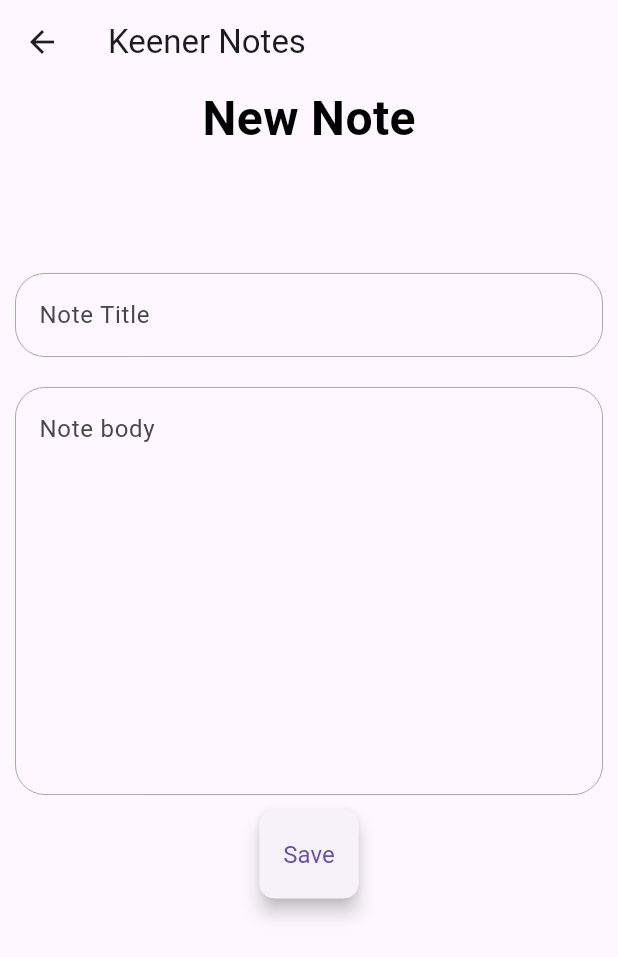
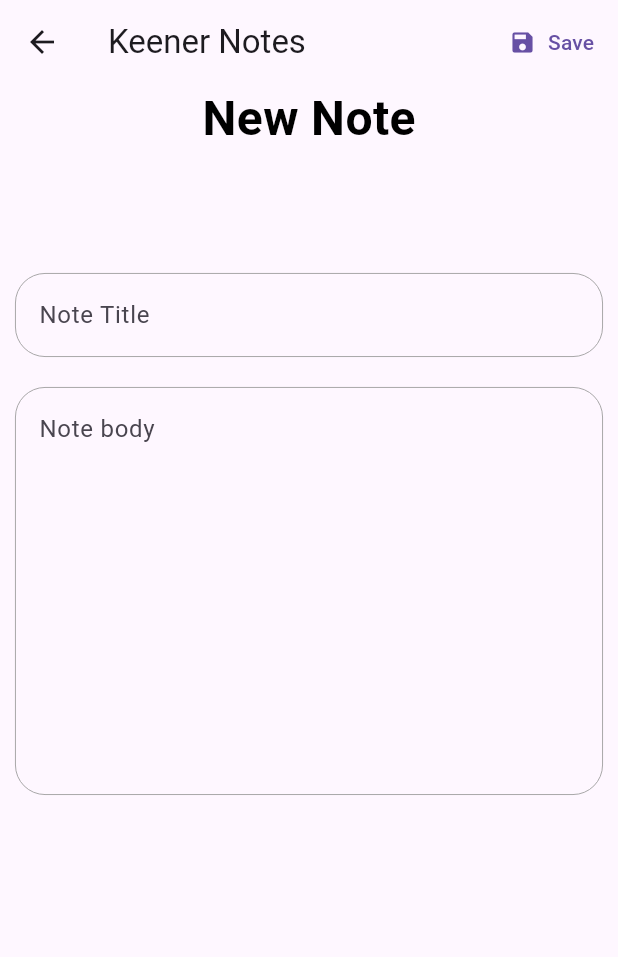
Before and after one commit to caiobribeiro/keener-notes, a Flutter app: the CreateNotePage screen opened by its route, on a phone screen of 412 x 824 dp. Shown: the top 957 px of the screen. Run offline on Flutter 3.47's test engine with Material 3 defaults, Android fonts, the phone set to English and light mode, and no system bars; our stand-ins replace cloud_firestore, firebase_auth, firebase_core, firebase_crashlytics, flutter_mobx, flutter_modular and 1 more; accounts and stored records are empty; generated files the repository leaves out were written again.

Commit message:
reactor(signin_module): Changed save button position

```diff
--- a/lib/app/modules/create_note/create_note_page.dart
+++ b/lib/app/modules/create_note/create_note_page.dart
@@ -1,7 +1,6 @@
 import 'package:flutter/material.dart';
 import 'package:flutter_modular/flutter_modular.dart';
 import 'package:keener_notes/app/modules/create_note/create_note_store.dart';
-import 'package:keener_notes/app/shared/widgets/custom_button_widget.dart';
 import 'package:keener_notes/app/shared/widgets/custom_tesxt_fild_widget.dart';
 
 class CreateNotePage extends StatefulWidget {
@@ -23,18 +22,25 @@ class _CreateNotePageState extends State<CreateNotePage> {
       appBar: AppBar(
         title: const Text('Keener Notes'),
         leading: IconButton(
+          icon: const Icon(Icons.arrow_back),
           onPressed: () {
             Modular.to.navigate('/noteslist/');
           },
-            icon: const Icon(Icons.arrow_back)),
         ),
-      body: Center(
+        actions: [
+          TextButton.icon(
+            label: const Text('Save'),
+            icon: const Icon(Icons.save),
+            onPressed: store.createNewNote,
+          )
+        ],
+      ),
+      body: SingleChildScrollView(
         child: Column(
           mainAxisAlignment: MainAxisAlignment.start,
           crossAxisAlignment: CrossAxisAlignment.center,
           children: [
-            const Center(
-              child: Padding(
+            const Padding(
               padding: EdgeInsets.only(bottom: 70),
               child: Text(
                 'New Note',
@@ -42,7 +48,6 @@ class _CreateNotePageState extends State<CreateNotePage> {
                   color: Colors.black,
                   fontWeight: FontWeight.bold,
                   fontSize: 32,
-                  ),
                 ),
               ),
             ),
@@ -67,7 +72,6 @@ class _CreateNotePageState extends State<CreateNotePage> {
                 },
               ),
             ),
-            CustomButtonWidget(onPressed: store.createNewNote, text: 'Save'),
           ],
         ),
       ),
```
Lines whose indentation alone changed are shown as unchanged.
